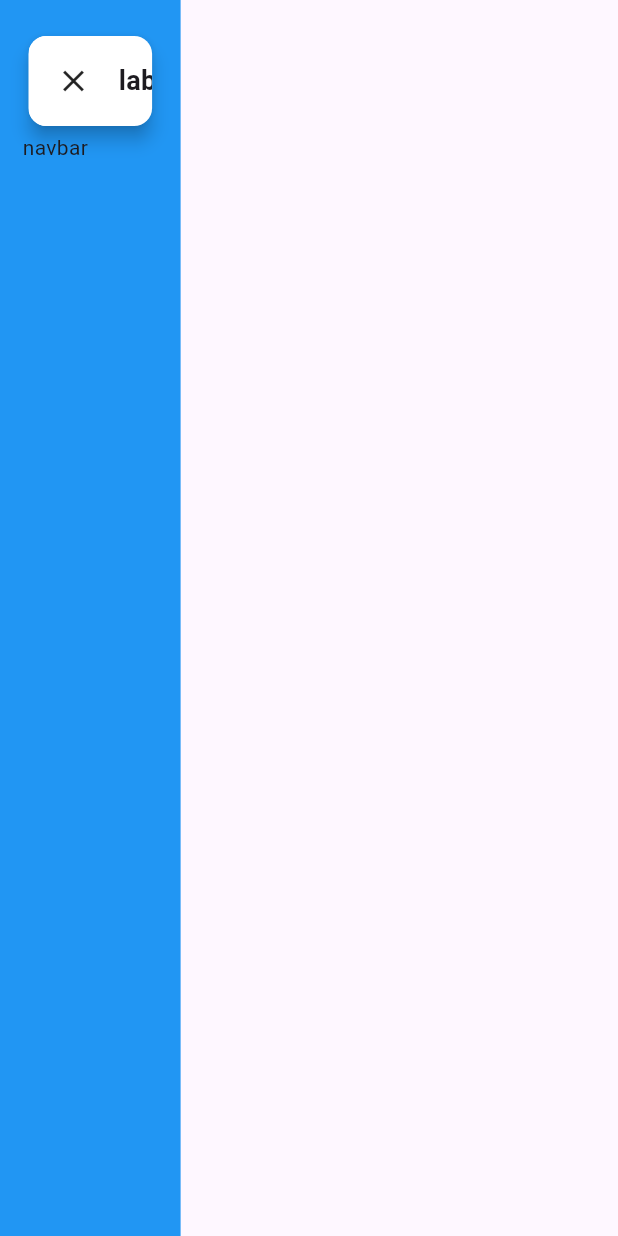
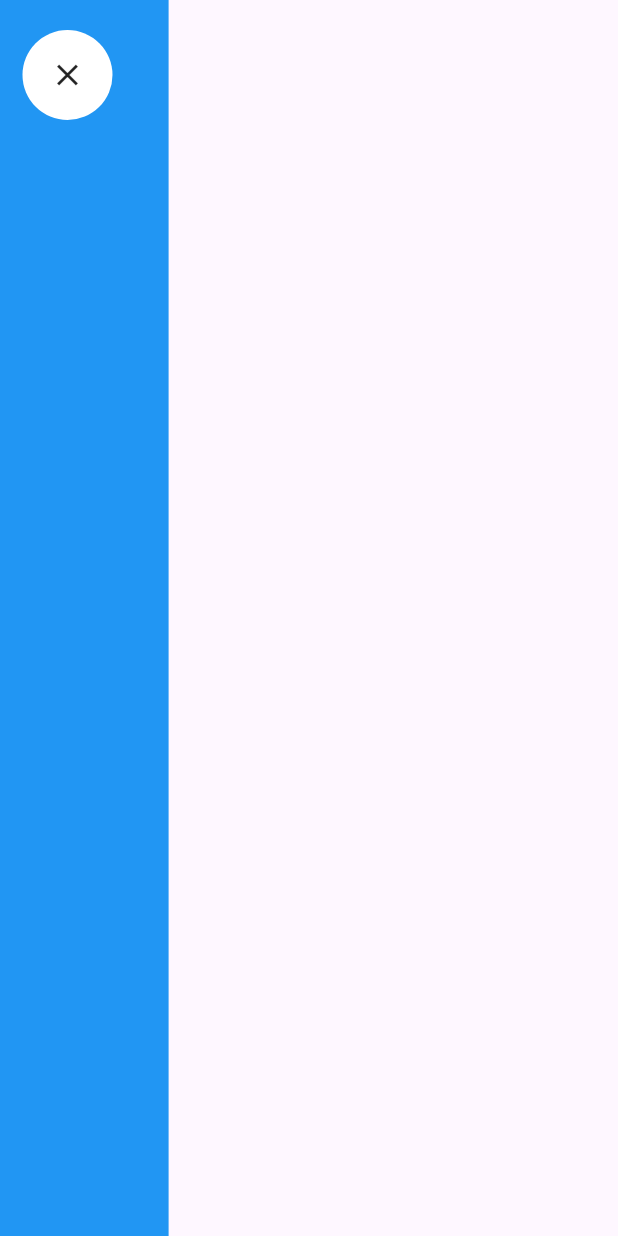
Before and after one commit to fathidevs/barcode_generator, a Flutter app: the screen it shows after launch, on a phone screen of 412 x 824 dp. Run offline on Flutter 3.47's test engine with Material 3 defaults, Android fonts, the phone set to English and light mode, and no system bars; our stand-ins replace flutter_svg; missing offline and left inert: barcode, dart:html.

Commit message:
UI: navbar 1

```diff
--- a/lib/widgets/buttons.dart
+++ b/lib/widgets/buttons.dart
@@ -3,7 +3,6 @@
 class Buttons {
   static Widget navbarStateChanger({
     required Widget icon,
-    required String lable,
     required bool navbarOpen,
     required VoidCallback onPressed,
     required double expandedWidth,
@@ -18,58 +17,21 @@
     return InkWell(
       borderRadius: raduis,
       onTap: onPressed,
-      child: Card(
-        elevation: elevation,
-        color: backgroundColor,
       child: AnimatedContainer(
         width: navbarOpen ? expandedWidth : collapsedWidth,
         height: collapsedWidth,
         duration: duration,
         curve: curve,
-          child: Row(
-            children: [
-              Expanded(
-                child: Stack(
         alignment: Alignment.centerLeft,
-                  children: [
-                    AnimatedPositioned(
-                      left: navbarOpen ? collapsedWidth : 0.0,
-                      duration: duration,
-                      curve: curve,
-                      child: AnimatedOpacity(
-                        opacity: navbarOpen ? 1.0 : 0.0,
-                        duration: duration ~/ 2,
-                        curve: curve,
-                        child: Container(
-                          width: collapsedWidth * 2,
-                          height: collapsedWidth,
-                          alignment: Alignment.centerLeft,
-                          child: Text(
-                            lable,
-                            // maxLines: 1,
-                            overflow: TextOverflow.ellipsis,
-                            style: TextStyle(
-                                fontSize: 18.0, fontWeight: FontWeight.bold),
-                          ),
-                        ),
-                      ),
-                    ),
-                    Positioned(
-                      left: 0.0,
-                      child: Card(
-                          elevation: 0.0,
-                          margin: EdgeInsets.zero,
-                          color: backgroundColor,
         child: SizedBox(
           width: collapsedWidth,
           height: collapsedWidth,
+          child: Card(
+            elevation: 0.0,
+            shape: RoundedRectangleBorder(borderRadius: raduis),
+            margin: EdgeInsets.zero,
+            color: backgroundColor,
             child: icon,
-                          )),
-                    ),
-                  ],
-                ),
-              ),
-            ],
           ),
         ),
       ),
--- a/lib/widgets/navbar.dart
+++ b/lib/widgets/navbar.dart
@@ -31,11 +31,12 @@
             collapsedWidth: widget.collapsedWidth,
             expandedWidth: widget.expandedWidth,
             icon: const Icon(Icons.close),
-            lable: 'lable',
             navbarOpen: _open,
             onPressed: navbarStateChanger,
           ),
-          const Text('navbar'),
+          Column(
+            children: [],
+          ),
         ],
       ),
     );
```
Also changed, not shown: lib/widgets/lists.dart (added, +78 -0 lines). Lines whose indentation alone changed are shown as unchanged.
